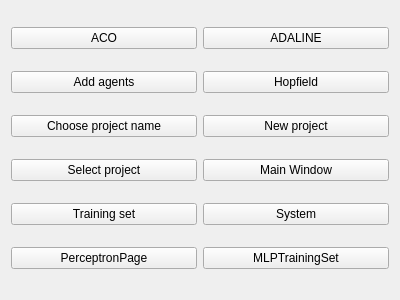
Qt form prueba_pantallas.ui (varpercl/INSYDE) before a commit.
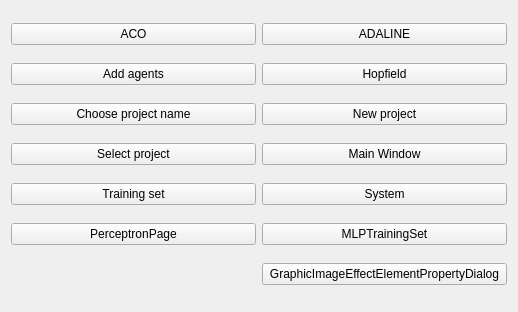
The same form after that commit.

The edit to the form file:
```diff
--- a/prueba_pantallas.ui
+++ b/prueba_pantallas.ui
@@ -6,8 +6,8 @@
    <rect>
     <x>0</x>
     <y>0</y>
-    <width>400</width>
-    <height>300</height>
+    <width>518</width>
+    <height>312</height>
    </rect>
   </property>
   <property name="windowTitle">
@@ -98,6 +98,13 @@
      </property>
     </widget>
    </item>
+   <item row="7" column="1">
+    <widget class="QPushButton" name="pushButton_2">
+     <property name="text">
+      <string>GraphicImageEffectElementPropertyDialog</string>
+     </property>
+    </widget>
+   </item>
   </layout>
  </widget>
  <resources/>
```
